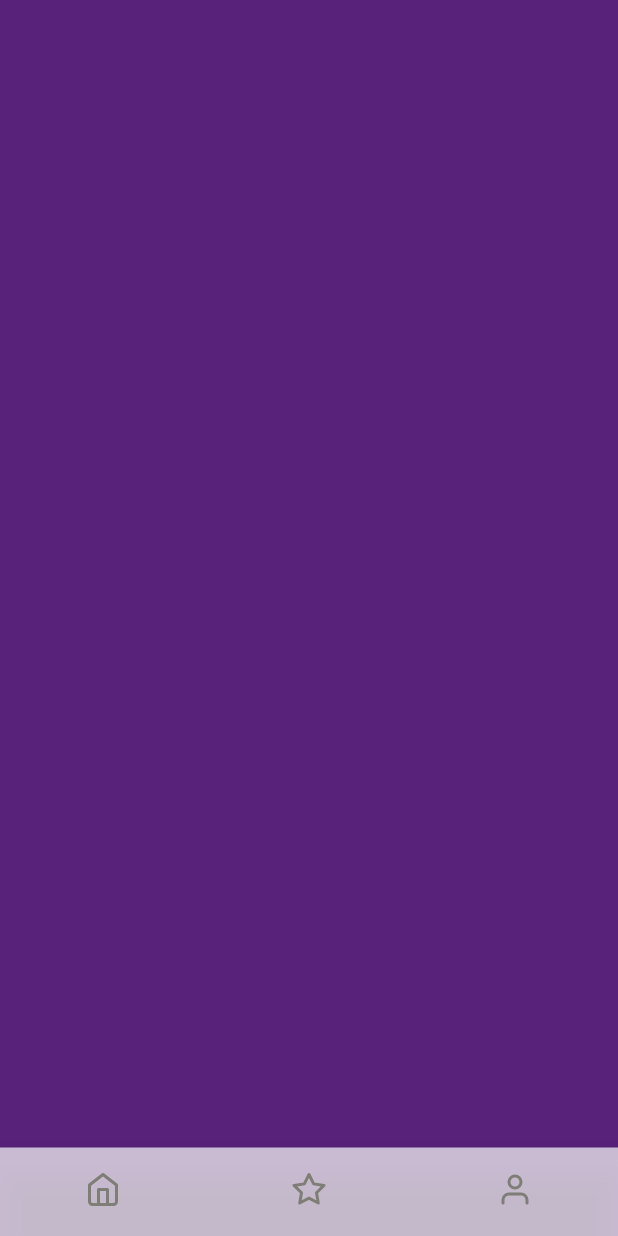
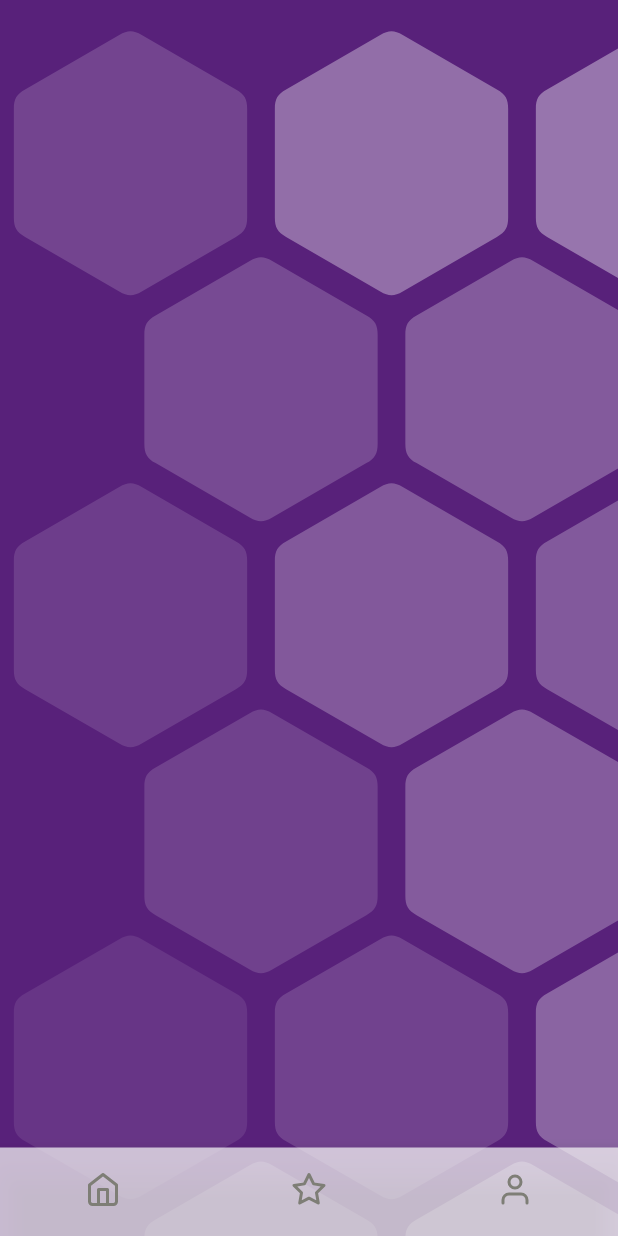
Before and after one commit to anastasiiadmm/meplay, a Flutter app: the ChannelListScreen screen opened directly, on a phone screen of 412 x 824 dp. Run offline on Flutter 3.47's test engine with Material 2 defaults, Android fonts, the phone set to English and light mode, and no system bars; our stand-ins replace device_info, flutter_cache_manager, flutter_svg, mask_text_input_formatter, video_player_platform_interface; missing offline and left inert: keyboard_visibility; accounts and stored records are empty; network calls fail.

Commit message:
#3 Перемещаемая сетка в списке каналов.

```diff
--- a/lib/screens/channelList.dart
+++ b/lib/screens/channelList.dart
@@ -1,4 +1,6 @@
 import 'package:flutter/material.dart';
+import '../hexagon/hexagon_widget.dart';
+import '../hexagon/grid/hexagon_offset_grid.dart';
 import '../models.dart';
 import '../theme.dart';
 
@@ -42,8 +44,34 @@ class _ChannelListScreenState extends State<ChannelListScreen> {
     );
   }
 
+  HexagonWidget tileBuilder(HexGridPoint point) {
+    Color color;
+    Widget content;
+    color = AppColors.emptyTile;
+    return HexagonWidget.template(color: color, child: content);
+  }
+
   Widget get _body {
+    HexGridSize gridSize = HexGridSize(7, 6);
 
+    return ClipRect(
+      child: InteractiveViewer(
+        minScale: 1,
+        maxScale: 1,
+        scaleEnabled: false,
+        constrained: false,
+        child: HexagonOffsetGrid.oddPointy(
+          columns: gridSize.cols,
+          rows: gridSize.rows,
+          symmetrical: true,
+          color: Colors.transparent,
+          hexagonPadding: 8,
+          hexagonBorderRadius: 15,
+          hexagonWidth: 174,
+          buildHexagon: tileBuilder,
+        ),
+      ),
+    );
   }
 
   Widget get _appBar {
```
